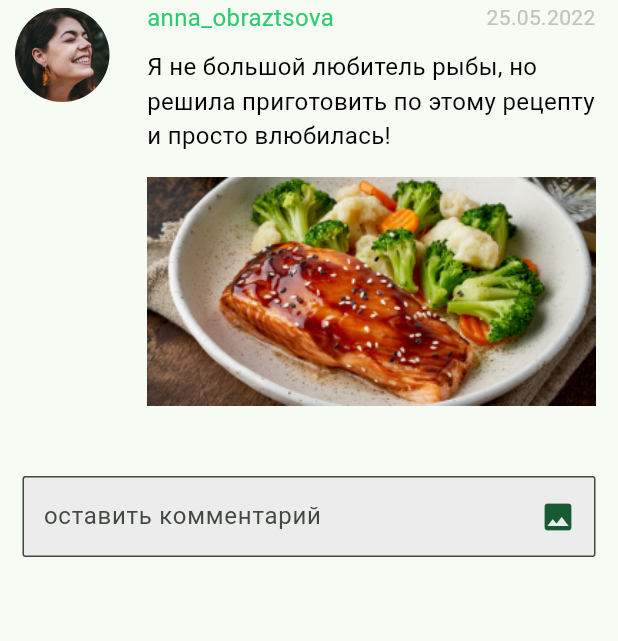
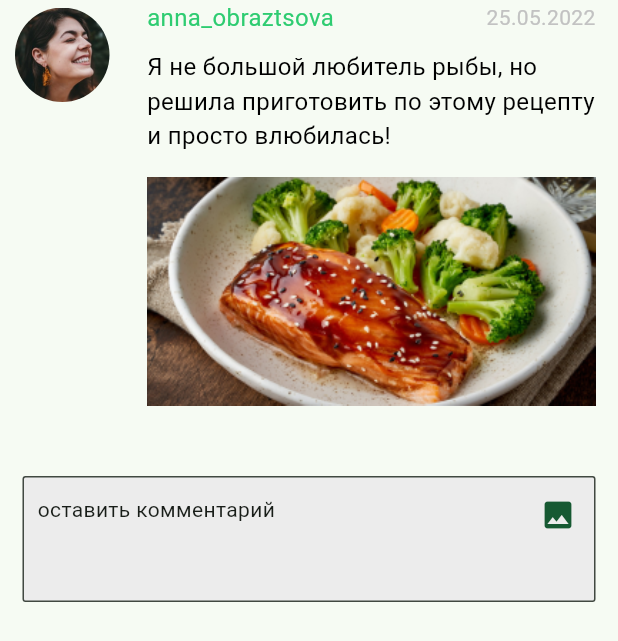
Before and after one commit to Komiljon/otus_food, a Flutter app: the CommentWidget widget shown alone on an empty page, opened directly, on a phone screen of 412 x 824 dp. Shown: the top 641 px of the screen. Run offline on Flutter 3.47's test engine with Material 3 defaults, Android fonts, the phone set to English and light mode, and no system bars; our stand-ins replace flutter_bloc, hive, sqflite; accounts and stored records are empty; network calls fail.

Commit message:
db commit v2

```diff
--- a/lib/pages/food_detail.dart
+++ b/lib/pages/food_detail.dart
@@ -9,7 +9,7 @@ import '../providers/provider.dart';
 import '../widgets/bottom_navbar.dart';
 import '../widgets/comment_widget.dart';
 import '../widgets/ingredient_row.dart';
-import '../widgets/ingredient_steps.dart';
+import '../widgets/recept_steps.dart';
 
 class FoodDetail extends StatefulWidget {
   final int id;
--- a/lib/widgets/comment_widget.dart
+++ b/lib/widgets/comment_widget.dart
@@ -1,4 +1,7 @@
 import 'package:flutter/material.dart';
+
+import '../db/database.dart';
+import '../model/comments_db_model.dart';
 
 class CommentWidget extends StatefulWidget {
   const CommentWidget({
@@ -10,7 +13,23 @@ class CommentWidget extends StatefulWidget {
 }
 
 class _CommentWidgetState extends State<CommentWidget> {
+  final formKey = GlobalKey<FormState>();
+  final inputKey = GlobalKey();
   var textControllerComment = TextEditingController();
+
+  late Future<List<Comment>> commentsList;
+
+  @override
+  void initState() {
+    super.initState();
+    updateCommentList();
+  }
+
+  updateCommentList() {
+    setState(() {
+      commentsList = DBProvider.db.getCommentdb();
+    });
+  }
 
   @override
   Widget build(BuildContext context) {
@@ -81,24 +100,66 @@ class _CommentWidgetState extends State<CommentWidget> {
             ),
           ],
         ),
+        FutureBuilder(
+          future: commentsList,
+          builder: (context, snapshot) {
+            if (snapshot.hasData) {
+              return generateList(snapshot.data as List<Comment>);
+            }
+            if (snapshot.data == null || (snapshot.data as List<Comment>).isEmpty) {
+              return Container();
+            }
+            return const CircularProgressIndicator();
+          },
+        ),
         const SizedBox(
           height: 32,
         ),
         Container(
           padding: const EdgeInsets.all(15),
-          child: TextField(
+          child: Stack(children: [
+            Form(
+              key: formKey,
+              child: TextFormField(
+                key: inputKey,
                 decoration: InputDecoration(
                   hintText: '',
-              labelText: 'оставить комментарий',
+                  labelText: '',
                   filled: true,
                   fillColor: const Color.fromRGBO(236, 236, 236, 1),
-              contentPadding: const EdgeInsets.symmetric(vertical: 15.0, horizontal: 10.0),
+                  contentPadding: const EdgeInsets.only(top: 55, left: 10, bottom: 5, right: 10),
                   isDense: true,
                   border: OutlineInputBorder(
                     borderRadius: BorderRadius.circular(2.0),
                     borderSide: const BorderSide(width: 1, color: Color.fromRGBO(22, 89, 50, 1)),
                   ),
-              suffixIcon: IconButton(
+                ),
+                controller: textControllerComment,
+                keyboardType: TextInputType.text,
+                minLines: 1,
+                maxLines: 1,
+                onFieldSubmitted: (value) {
+                  if (value.trim() != "") {
+                    DBProvider.db.insertCommentdb(Comment(null, value));
+                    setState(() {
+                      updateCommentList();
+                    });
+                  }
+                },
+              ),
+            ),
+            const Positioned(
+              top: 12,
+              left: 10,
+              child: Text(
+                'оставить комментарий',
+                style: TextStyle(fontSize: 14),
+              ),
+            ),
+            Positioned(
+              top: 2,
+              right: 0,
+              child: IconButton(
                 padding: const EdgeInsets.only(left: 5.0, top: 0.0, right: 7.0, bottom: 0.0),
                 constraints: const BoxConstraints(),
                 onPressed: () {},
@@ -109,11 +170,7 @@ class _CommentWidgetState extends State<CommentWidget> {
                 ),
               ),
             ),
-            controller: textControllerComment,
-            keyboardType: TextInputType.multiline,
-            minLines: 1,
-            maxLines: 3,
-          ),
+          ]),
         ),
         const SizedBox(
           height: 32,
@@ -121,4 +178,82 @@ class _CommentWidgetState extends State<CommentWidget> {
       ],
     );
   }
+
+  SingleChildScrollView generateList(List<Comment> content) {
+    return SingleChildScrollView(
+      scrollDirection: Axis.vertical,
+      child: Column(
+        children: content
+            .map((comm) => Padding(
+                  padding: const EdgeInsets.only(top: 32),
+                  child: Row(
+                    mainAxisAlignment: MainAxisAlignment.start,
+                    crossAxisAlignment: CrossAxisAlignment.start,
+                    mainAxisSize: MainAxisSize.max,
+                    children: [
+                      Container(
+                        width: 83,
+                        height: 73,
+                        padding: const EdgeInsets.symmetric(horizontal: 10, vertical: 5),
+                        child: ClipRRect(
+                          borderRadius: BorderRadius.circular(32.0),
+                          child: Image.asset(
+                            'assets/images/comment_avatar.png',
+                            width: 63,
+                          ),
+                        ),
+                      ),
+                      Expanded(
+                        child: Padding(
+                          padding: const EdgeInsets.symmetric(horizontal: 15, vertical: 0),
+                          child: Column(
+                            mainAxisAlignment: MainAxisAlignment.start,
+                            crossAxisAlignment: CrossAxisAlignment.start,
+                            mainAxisSize: MainAxisSize.max,
+                            children: [
+                              const Row(
+                                mainAxisAlignment: MainAxisAlignment.spaceBetween,
+                                crossAxisAlignment: CrossAxisAlignment.center,
+                                mainAxisSize: MainAxisSize.max,
+                                children: [
+                                  Text(
+                                    'anna_obraztsova',
+                                    style: TextStyle(fontSize: 16, color: Color.fromRGBO(46, 204, 113, 1)),
+                                  ),
+                                  Text(
+                                    '25.05.2022',
+                                    style: TextStyle(fontSize: 14, color: Color.fromRGBO(194, 194, 194, 1)),
+                                  ),
+                                ],
+                              ),
+                              const SizedBox(
+                                height: 10,
+                              ),
+                              Row(
+                                children: [
+                                  Expanded(
+                                    child: Text(
+                                      comm.comment,
+                                      style: const TextStyle(fontSize: 16, color: Color.fromRGBO(0, 0, 0, 1)),
+                                    ),
+                                  ),
+                                ],
+                              ),
+                              const SizedBox(
+                                height: 16,
+                              ),
+                              Image.asset(
+                                'assets/images/comment_img.png',
+                              ),
+                            ],
+                          ),
+                        ),
+                      ),
+                    ],
+                  ),
+                ))
+            .toList(),
+      ),
+    );
   }
+}
```
Also changed, not shown: lib/widgets/recept_steps.dart (renamed from lib/widgets/ingredient_steps.dart). Lines whose indentation alone changed are shown as unchanged.
